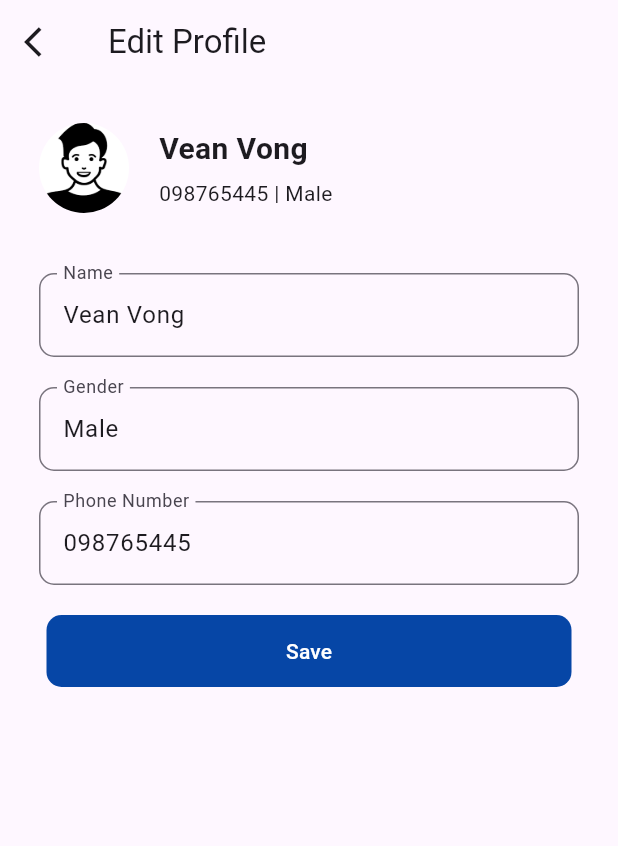
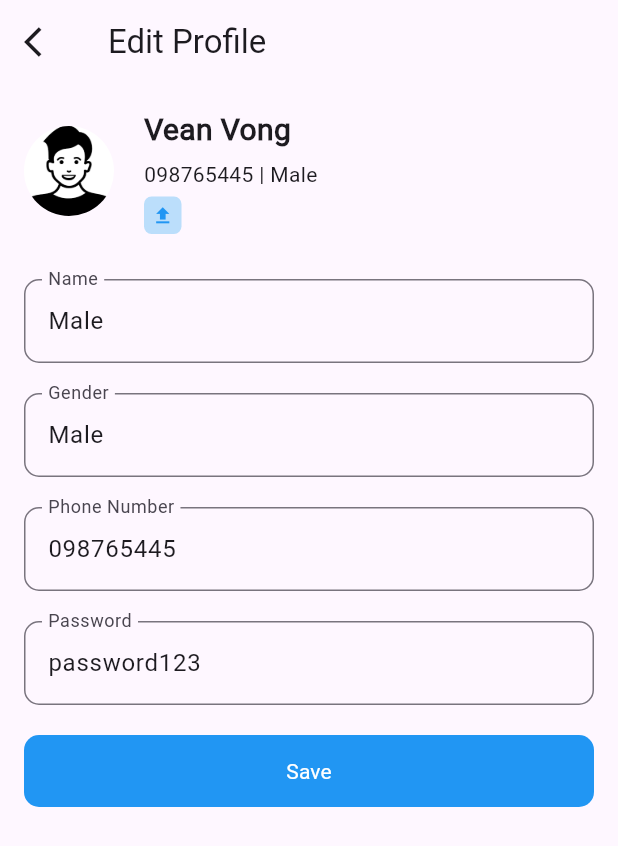
Before and after one commit to Vean-Vong/lab_request2, a Flutter app: the EditProfile screen opened by its route, on a phone screen of 412 x 824 dp. Shown: the top 846 px of the screen. Run offline on Flutter 3.47's test engine with Material 3 defaults, Android fonts, the phone set to English and light mode, and no system bars; our stand-ins replace flashy_tab_bar2, get.

Commit message:
update the language swaping

```diff
--- /dev/null
+++ b/lib/language/my_translate.dart
@@ -0,0 +1,80 @@
+import 'package:get/get.dart';
+
+class MyTranslations extends Translations {
+  @override
+  Map<String, Map<String, String>> get keys => {
+        'en': {
+          'home_page': 'Home',
+          'date': 'Date',
+          'computer_room': 'Computer Room',
+          'sessions': 'Session',
+          'request_detail': 'Request Detail',
+          'request': 'Request',
+          'lab': 'Lab',
+          'complete_detail': 'Complete Detail',
+          'software_need': 'Software Need',
+          'generation': 'Generation',
+          'major': 'Major',
+          'subject': 'Subject',
+          'student': 'Student',
+          'additional': 'Additional',
+          'additional_optional': 'Additional (Optional)',
+          'submit': 'Submit',
+          'histroy_request': 'History Request',
+          'histroy': 'History',
+          'recent_request': 'Recent Request',
+          'request_lab': 'Request Lab',
+          'edit_profile': 'Edit Profile',
+          'language': 'Language',
+          'about': 'About',
+          'log_out': 'Log Out',
+          'notification': 'Notification',
+          'general': 'General',
+          'gender': 'Gender',
+          'phone_number': 'Phone Number',
+          'password': 'Password',
+          'save': 'Save',
+          'select_photo': 'Select Photo',
+          'take_photo': 'Take Photo',
+          'names': 'Name',
+
+        },
+        'km': {
+          'home_page': 'ទំព័រដើម',
+          'date': 'កាលបរិច្ឆេទ',
+          'computer_room': 'បន្ទប់កុំព្យូទ័រ',
+          'sessions': 'ម៉ោងសិក្សា',
+          'request_detail': 'លំអិតការស្នើ',
+          'request': 'ស្នើសុំ',
+          'lab': 'បន្ទប់',
+          'complete_detail': 'សូមបំពេញលំអិតការស្នើ',
+          'software_need': 'កម្មវិធីប្រើ',
+          'generation': 'ជំនាន់',
+          'major': 'ជំនាញ',
+          'subject': 'មុខវិជ្ជា',
+          'student': 'ចំនួនសិស្ស',
+          'additional': 'ការបន្ថែម',
+          'additional_optional': 'ការបន្ថែម (Optional)',
+          'submit': 'បញ្ជូន',
+          'histroy_request': 'ប្រវត្តិការស្នើ',
+          'histroy': 'ប្រវត្តិ',
+          'recent_request': 'កាស្នើសុំថ្មី',
+          'request_lab': 'ស្នើសុំបន្ទប់',
+          'edit_profile': 'កែប្រែប្រវត្តិរូប',
+          'language': 'ភាសាខ្មែរ',
+          'about': 'អំពីយើង',
+          'log_out': 'ចាកចេញ',
+          'notification': 'ការបញ្ជូនដំណឹង',
+          'general': 'ទូទៅ',
+          'gender': 'ភេទ',
+          'phone_number': 'លេខទូរស័ព្ទ',
+          'password': 'លេខសម្ងាត់',
+          'save': 'រក្សាទុក',
+          'select_photo': 'រើសរូបភាព',
+          'take_photo': 'ថតរូបភាព',
+          'names': 'ឈ្មោះ',
+
+
+        },
+      };
+}
--- a/lib/views/auth/login.dart
+++ b/lib/views/auth/login.dart
@@ -1,4 +1,5 @@
 import 'package:flutter/material.dart';
+import 'package:get/get.dart';
 
 class Login extends StatelessWidget {
   @override
@@ -44,7 +45,7 @@ class Login extends StatelessWidget {
                       ),
                       prefixIcon: Icon(Icons.person),
                       suffixIcon: Icon(Icons.clear),
-                      hintText: "Name",
+                      hintText: "names".tr,
                     ),
                   ),
                 ),
@@ -57,7 +58,7 @@ class Login extends StatelessWidget {
                       ),
                       prefixIcon: Icon(Icons.lock),
                       suffixIcon: Icon(Icons.visibility),
-                      hintText: "Password",
+                      hintText: "password".tr,
                     ),
                   ),
                 ),
--- a/lib/views/screens/EditProfile.dart
+++ /dev/null
@@ -1,137 +0,0 @@
-import 'package:flutter/material.dart';
-
-class EditProfile extends StatefulWidget {
-  @override
-  _EditProfileState createState() => _EditProfileState();
-}
-
-class _EditProfileState extends State<EditProfile> {
-  final _nameController = TextEditingController(text: "Vean Vong");
-  final _genderController = TextEditingController(text: "Male");
-  final _phoneController = TextEditingController(text: "098765445");
-
-  @override
-  Widget build(BuildContext context) {
-    return Scaffold(
-      appBar: AppBar(
-        leading: IconButton(
-          onPressed: () {
-            Navigator.pop(context);
-          },
-          icon: Icon(Icons.arrow_back_ios),
-        ),
-        title: Text("Edit Profile"),
-      ),
-      body: Padding(
-        padding: const EdgeInsets.all(16.0),
-        child: Column(
-          crossAxisAlignment: CrossAxisAlignment.start,
-          children: [
-            // Profile Picture and Information
-            Container(
-              padding: EdgeInsets.all(10),
-              child: Row(
-                children: [
-                  ClipOval(
-                    child: Image.asset(
-                      "assets/images/image.png",
-                      width: 60,
-                      height: 60,
-                      fit: BoxFit.cover,
-                    ),
-                  ),
-                  SizedBox(width: 20),
-                  Expanded(
-                    child: Column(
-                      crossAxisAlignment: CrossAxisAlignment.start,
-                      children: [
-                        Text(
-                          "Vean Vong",
-                          style: TextStyle(
-                              fontSize: 20, fontWeight: FontWeight.bold),
-                        ),
-                        SizedBox(height: 5),
-                        Text("098765445 | Male"),
-                      ],
-                    ),
-                  ),
-                ],
-              ),
-            ),
-            SizedBox(height: 30),
-            // Name Field
-            _buildTextField(
-              controller: _nameController,
-              labelText: "Name",
-            ),
-            SizedBox(height: 20),
-            // Gender Field
-            _buildTextField(
-              controller: _genderController,
-              labelText: "Gender",
-            ),
-            SizedBox(height: 20),
-            // Phone Number Field
-            _buildTextField(
-              controller: _phoneController,
-              labelText: "Phone Number",
-            ),
-            SizedBox(height: 20),
-            // Save Button
-            Center(
-              child: Container(
-                margin: EdgeInsets.only(left: 15, right: 15),
-                width: double.infinity,
-                decoration: BoxDecoration(
-                  color: Color.fromARGB(255, 6, 70, 166),
-                  borderRadius: BorderRadius.circular(10),
-                ),
-                child: TextButton(
-                  onPressed: _saveProfile,
-                  child: Text(
-                    "Save",
-                    style: TextStyle(color: Colors.white),
-                  ),
-                ),
-              ),
-            ),
-          ],
-        ),
-      ),
-    );
-  }
-
-  // Helper method to build text fields
-  Widget _buildTextField({
-    required TextEditingController controller,
-    required String labelText,
-  }) {
-    return Container(
-      margin: EdgeInsets.only(left: 10, right: 10),
-      child: TextFormField(
-        controller: controller,
-        decoration: InputDecoration(
-          border: OutlineInputBorder(
-            borderRadius: BorderRadius.circular(10),
-          ),
-          labelText: labelText,
-        ),
-      ),
-    );
-  }
-
-  // Save button action
-  void _saveProfile() {
-    // Implement save functionality
-    final name = _nameController.text;
-    final gender = _genderController.text;
-    final phone = _phoneController.text;
-
-    // For demonstration, show the profile data in a Snackbar
-    ScaffoldMessenger.of(context).showSnackBar(
-      SnackBar(
-        content: Text('Profile saved: $name, $gender, $phone'),
-      ),
-    );
-  }
-}
--- /dev/null
+++ b/lib/views/screens/edit_profile.dart
@@ -0,0 +1,167 @@
+import 'package:flutter/material.dart';
+import 'package:get/get.dart';
+
+class EditProfile extends StatefulWidget {
+  @override
+  _EditProfileState createState() => _EditProfileState();
+}
+
+class _EditProfileState extends State<EditProfile> {
+  final _nameController = TextEditingController(text: "Vean Vong");
+  final _genderController = TextEditingController(text: "Male");
+  final _phoneController = TextEditingController(text: "098765445");
+  final _passwordController = TextEditingController(text: "password123");
+
+  @override
+  Widget build(BuildContext context) {
+    return Scaffold(
+      appBar: AppBar(
+        leading: IconButton(
+          onPressed: () {
+            Navigator.pop(context);
+          },
+          icon: Icon(Icons.arrow_back_ios),
+        ),
+        title: Text("edit_profile".tr),
+      ),
+      body: SingleChildScrollView(
+        padding: const EdgeInsets.all(16.0),
+        child: Column(
+          crossAxisAlignment: CrossAxisAlignment.start,
+          children: [
+            _buildProfileHeader(),
+            SizedBox(height: 30),
+            _buildTextField(
+                controller: _genderController, labelText: "names".tr),
+            SizedBox(height: 20),
+            _buildTextField(
+                controller: _genderController, labelText: "gender".tr),
+            SizedBox(height: 20),
+            _buildTextField(
+                controller: _phoneController, labelText: "phone_number".tr),
+            SizedBox(height: 20),
+            _buildTextField(
+                controller: _passwordController, labelText: "password".tr),
+            SizedBox(height: 20),
+            _buildSaveButton(),
+          ],
+        ),
+      ),
+    );
+  }
+
+  Widget _buildProfileHeader() {
+    return Row(
+      children: [
+        ClipOval(
+          child: Image.asset(
+            "assets/images/image.png",
+            width: 60,
+            height: 60,
+            fit: BoxFit.cover,
+          ),
+        ),
+        SizedBox(width: 20),
+        Column(
+          crossAxisAlignment: CrossAxisAlignment.start,
+          children: [
+            Text(
+              "Vean Vong",
+              style: TextStyle(fontSize: 20, fontWeight: FontWeight.bold),
+            ),
+            SizedBox(height: 5),
+            Text("098765445 | Male"),
+            SizedBox(height: 5),
+            GestureDetector(
+              onTap: _showPhotoOptions,
+              child: Container(
+                padding: EdgeInsets.all(5),
+                decoration: BoxDecoration(
+                  color: Colors.blue.shade100,
+                  borderRadius: BorderRadius.circular(5),
+                ),
+                child: Icon(Icons.upload, color: Colors.blue, size: 15),
+              ),
+            ),
+          ],
+        ),
+      ],
+    );
+  }
+
+  Widget _buildTextField({
+    required TextEditingController controller,
+    required String labelText,
+  }) {
+    return TextFormField(
+      controller: controller,
+      decoration: InputDecoration(
+        border: OutlineInputBorder(borderRadius: BorderRadius.circular(10)),
+        labelText: labelText,
+      ),
+    );
+  }
+
+  Widget _buildSaveButton() {
+    return Center(
+      child: Container(
+        width: double.infinity,
+        decoration: BoxDecoration(
+          color: Colors.blue,
+          borderRadius: BorderRadius.circular(10),
+        ),
+        child: TextButton(
+          onPressed: _saveProfile,
+          child: Text(
+            "save".tr,
+            style: TextStyle(color: Colors.white),
+          ),
+        ),
+      ),
+    );
+  }
+
+  void _showPhotoOptions() {
+    showModalBottomSheet(
+      context: context,
+      builder: (context) {
+        return Container(
+          height: 120,
+          child: Column(
+            children: [
+              ListTile(
+                leading: Icon(Icons.photo),
+                title: Text("select_photo".tr),
+                onTap: () {
+                  // Handle photo selection
+                  Navigator.pop(context);
+                },
+              ),
+              ListTile(
+                leading: Icon(Icons.camera_alt),
+                title: Text("take_photo".tr),
+                onTap: () {
+                  // Handle taking a new photo
+                  Navigator.pop(context);
+                },
+              ),
+            ],
+          ),
+        );
+      },
+    );
+  }
+
+  void _saveProfile() {
+    final name = _nameController.text;
+    final gender = _genderController.text;
+    final phone = _phoneController.text;
+    final password = _passwordController.text;
+
+    ScaffoldMessenger.of(context).showSnackBar(
+      SnackBar(
+        content: Text('Profile saved: $name, $gender, $phone'),
+      ),
+    );
+  }
+}
--- a/lib/views/screens/request_history.dart
+++ b/lib/views/screens/request_history.dart
@@ -20,7 +20,7 @@ class _RequestHistoryState extends State<RequestHistory> {
     return Scaffold(
       key: _scaffoldKey,
       appBar: AppBar(
-        title: const Text("History Request"),
+        title: Text("histroy_request".tr),
         centerTitle: false,
         leading: IconButton(
           icon: Icon(Icons.sort),
@@ -46,7 +46,7 @@ class _RequestHistoryState extends State<RequestHistory> {
               crossAxisAlignment: CrossAxisAlignment.start,
               children: [
                 Text(
-                  'Recent Request',
+                  'recent_request'.tr,
                   style: TextStyle(fontSize: 15, color: Colors.grey[600]),
                 ),
                 const SizedBox(height: 10),
```
Also changed, not shown: lib/main.dart (+15 -4 lines), lib/views/components/my_drawer.dart (+22 -36 lines), lib/views/components/navigattion.dart (+7 -4 lines), lib/views/screens/home_screen.dart (+10 -10 lines), lib/views/screens/language_screen.dart (renamed from lib/views/screens/Language.dart, +18 -7 lines), lib/views/screens/request_detail.dart (+18 -20 lines), lib/views/screens/request_screen.dart (+12 -18 lines), pubspec.yaml (+7 -28 lines), assets/fonts/NotoSansKhmer-VariableFont_wdth,wght.ttf (added), assets/fonts/Roboto-Regular.ttf (added), lib/views/screens/about_screen.dart (renamed from lib/views/screens/About.dart), lib/views/screens/notifiction_screen.dart (renamed from lib/views/screens/Notifiction.dart).
